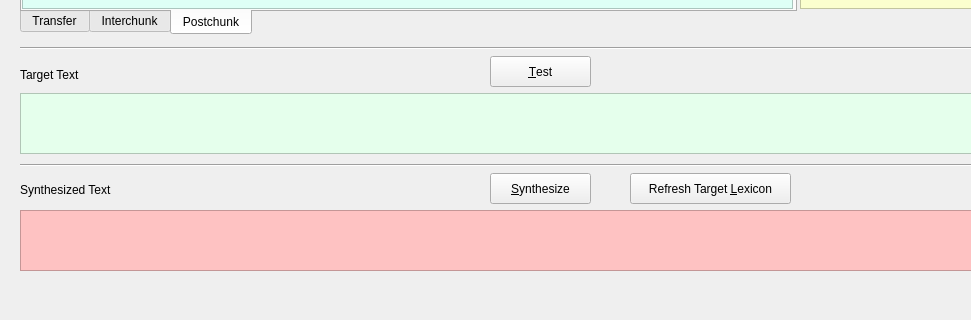
Qt form LiveRuleTester.ui (rmlockwood/FLExTrans) before a commit; both pictures show x 0 to 971 and y 497 to 817 of the 1271 by 817 pixel window.
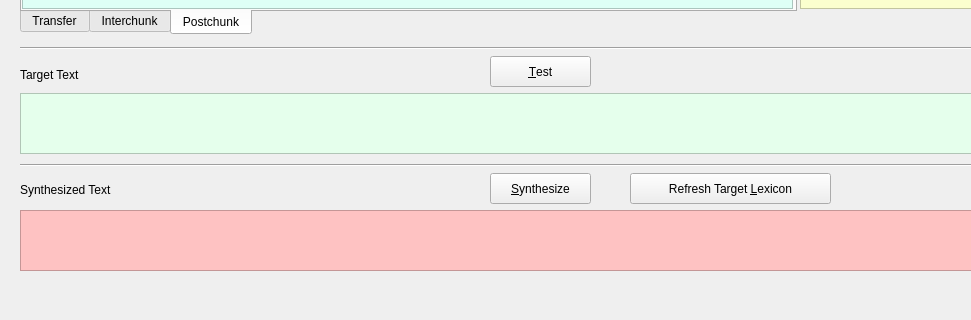
The same form after that commit. Icons and pictures are not drawn.

Commit message: Enlarge some labels and buttons, move some buttons.

```diff
--- a/LiveRuleTester.ui
+++ b/LiveRuleTester.ui
@@ -611,7 +611,7 @@
      <rect>
       <x>20</x>
       <y>675</y>
-      <width>111</width>
+      <width>161</width>
       <height>23</height>
      </rect>
     </property>
@@ -671,7 +671,7 @@
      <rect>
       <x>630</x>
       <y>670</y>
-      <width>161</width>
+      <width>201</width>
       <height>31</height>
      </rect>
     </property>
```
Left out of the diff: 2 changed lines with no effect on the pictures. The commit also changes 1 other file.
